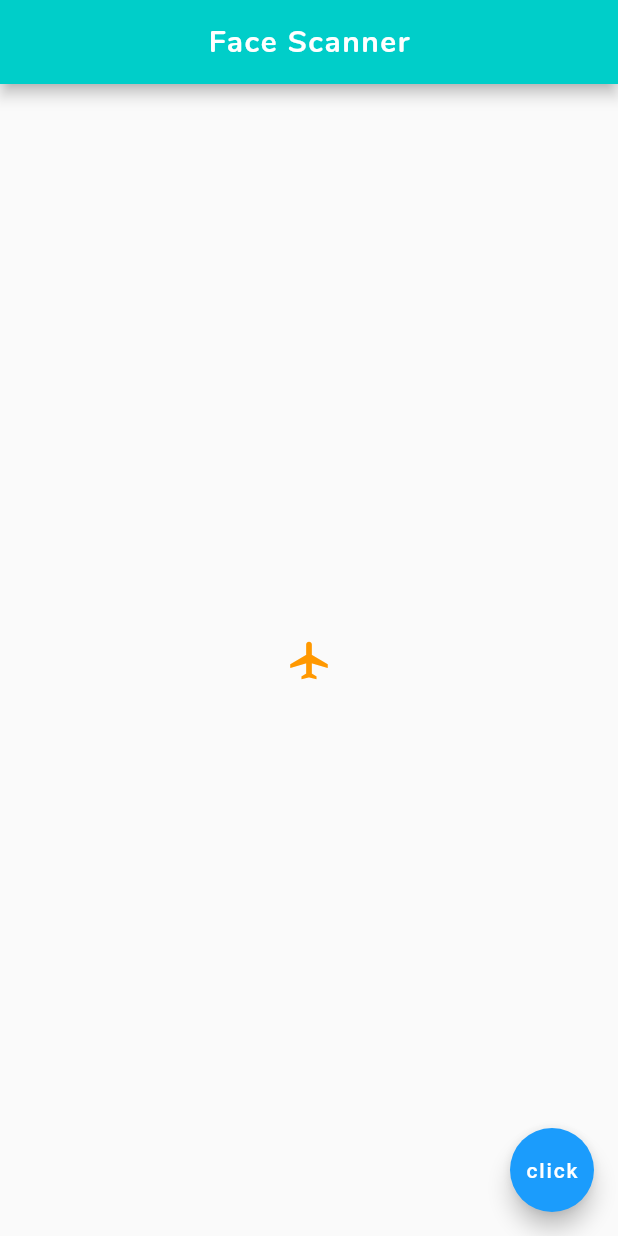
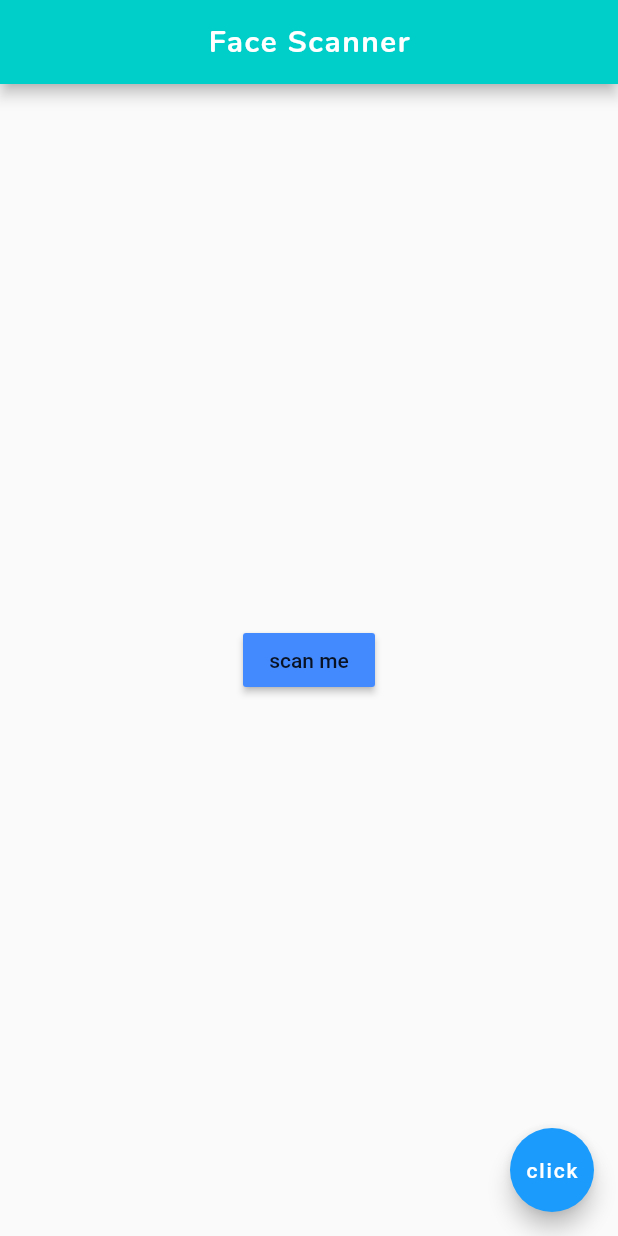
Before and after one commit to sachinthadilshandisanayaka/testing, a Flutter app: the screen it shows after launch, on a phone screen of 412 x 824 dp. Run offline on Flutter 3.47's test engine with Material 2 defaults, Android fonts, the phone set to English and light mode, and no system bars.

Commit message:
add RaisedButton

```diff
--- a/lib/main.dart
+++ b/lib/main.dart
@@ -23,10 +23,10 @@ class Home extends StatelessWidget {
         centerTitle: true,
       ),
       body: Center(
-        child: Icon(
-          Icons.airplanemode_active,
-          color: Colors.orange,
-          size: 30.0,
+        child: RaisedButton(
+          onPressed: () {},
+          child: Text("scan me"),
+          color: Colors.blueAccent,
         ),
       ),
       floatingActionButton: FloatingActionButton(
```
